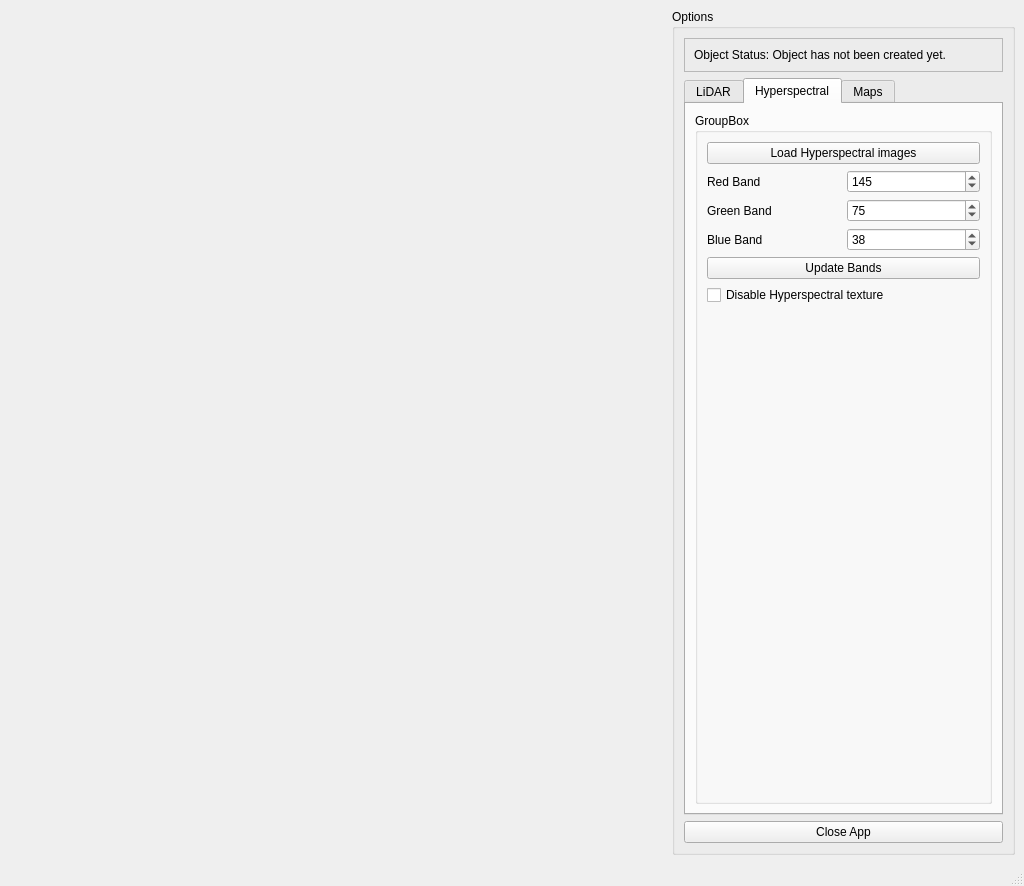
This is ui/MainWindow.ui in Art-n-MathS/DASOS as Qt 5 draws it before an edit. The edited form follows.
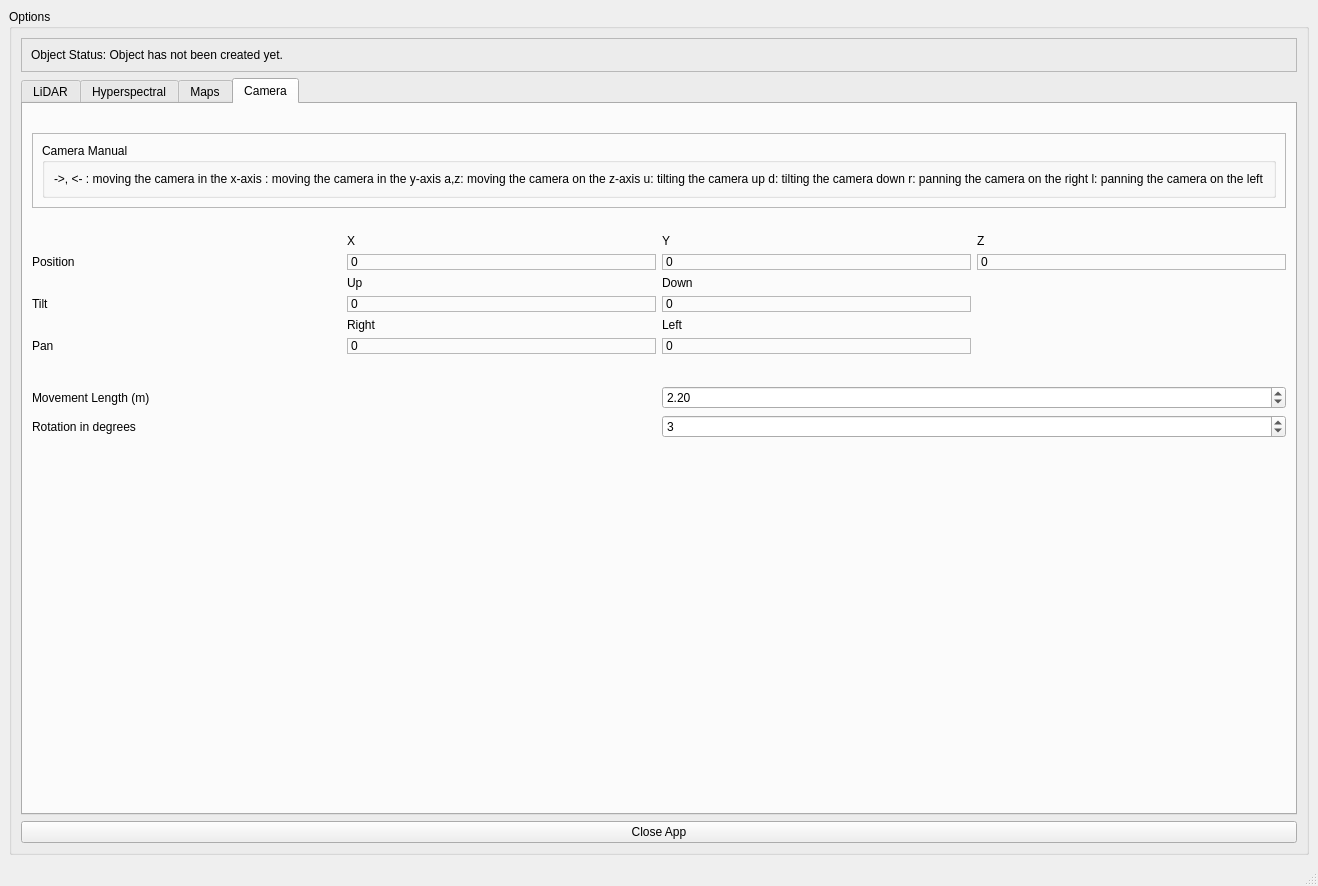
This is the edited form. The open tabs and pages were chosen to show the change.

What changed in the file:
```diff
--- a/ui/MainWindow.ui
+++ b/ui/MainWindow.ui
@@ -483,6 +483,280 @@
            </item>
           </layout>
          </widget>
+         <widget class="QWidget" name="tab_4">
+          <attribute name="title">
+           <string>Camera</string>
+          </attribute>
+          <layout class="QGridLayout" name="gridLayout_11">
+           <item row="5" column="2">
+            <widget class="QLabel" name="label_21">
+             <property name="text">
+              <string>Down</string>
+             </property>
+            </widget>
+           </item>
+           <item row="3" column="2">
+            <widget class="QLabel" name="label_16">
+             <property name="text">
+              <string>Y</string>
+             </property>
+            </widget>
+           </item>
+           <item row="9" column="1">
+            <widget class="QFrame" name="frame_7">
+             <property name="frameShape">
+              <enum>QFrame::StyledPanel</enum>
+             </property>
+             <property name="frameShadow">
+              <enum>QFrame::Raised</enum>
+             </property>
+            </widget>
+           </item>
+           <item row="4" column="1">
+            <widget class="QLabel" name="m_lbCamPositionX">
+             <property name="frameShape">
+              <enum>QFrame::StyledPanel</enum>
+             </property>
+             <property name="text">
+              <string>0</string>
+             </property>
+            </widget>
+           </item>
+           <item row="5" column="1">
+            <widget class="QLabel" name="label_19">
+             <property name="text">
+              <string>Up</string>
+             </property>
+            </widget>
+           </item>
+           <item row="3" column="3">
+            <widget class="QLabel" name="label_17">
+             <property name="text">
+              <string>Z</string>
+             </property>
+            </widget>
+           </item>
+           <item row="7" column="1">
+            <widget class="QLabel" name="label_23">
+             <property name="text">
+              <string>Right</string>
+             </property>
+            </widget>
+           </item>
+           <item row="7" column="2">
+            <widget class="QLabel" name="label_24">
+             <property name="text">
+              <string>Left</string>
+             </property>
+            </widget>
+           </item>
+           <item row="13" column="0" colspan="4">
+            <spacer name="verticalSpacer_4">
+             <property name="orientation">
+              <enum>Qt::Vertical</enum>
+             </property>
+             <property name="sizeHint" stdset="0">
+              <size>
+               <width>20</width>
+               <height>40</height>
+              </size>
+             </property>
+            </spacer>
+           </item>
+           <item row="6" column="0">
+            <widget class="QLabel" name="label_20">
+             <property name="text">
+              <string>Tilt</string>
+             </property>
+            </widget>
+           </item>
+           <item row="4" column="3">
+            <widget class="QLabel" name="m_lbCamPositionZ">
+             <property name="frameShape">
+              <enum>QFrame::StyledPanel</enum>
+             </property>
+             <property name="text">
+              <string>0</string>
+             </property>
+            </widget>
+           </item>
+           <item row="12" column="0" colspan="2">
+            <widget class="QLabel" name="label_26">
+             <property name="text">
+              <string>Rotation in degrees</string>
+             </property>
+            </widget>
+           </item>
+           <item row="11" column="0" colspan="2">
+            <widget class="QLabel" name="label_18">
+             <property name="text">
+              <string>Movement Length (m)</string>
+             </property>
+            </widget>
+           </item>
+           <item row="12" column="2" colspan="2">
+            <widget class="QSpinBox" name="spinBox">
+             <property name="minimum">
+              <number>1</number>
+             </property>
+             <property name="maximum">
+              <number>60</number>
+             </property>
+             <property name="singleStep">
+              <number>3</number>
+             </property>
+             <property name="value">
+              <number>3</number>
+             </property>
+            </widget>
+           </item>
+           <item row="2" column="0">
+            <widget class="QLabel" name="label_28">
+             <property name="text">
+              <string/>
+             </property>
+            </widget>
+           </item>
+           <item row="8" column="1">
+            <widget class="QLabel" name="m_lbCamPanRight">
+             <property name="frameShape">
+              <enum>QFrame::StyledPanel</enum>
+             </property>
+             <property name="text">
+              <string>0</string>
+             </property>
+            </widget>
+           </item>
+           <item row="4" column="2">
+            <widget class="QLabel" name="m_lbCamPositionY">
+             <property name="frameShape">
+              <enum>QFrame::StyledPanel</enum>
+             </property>
+             <property name="text">
+              <string>0</string>
+             </property>
+            </widget>
+           </item>
+           <item row="4" column="0">
+            <widget class="QLabel" name="label_14">
+             <property name="text">
+              <string>Position</string>
+             </property>
+            </widget>
+           </item>
+           <item row="3" column="1">
+            <widget class="QLabel" name="label_15">
+             <property name="text">
+              <string>X</string>
+             </property>
+            </widget>
+           </item>
+           <item row="8" column="0">
+            <widget class="QLabel" name="label_22">
+             <property name="text">
+              <string>Pan</string>
+             </property>
+            </widget>
+           </item>
+           <item row="10" column="0">
+            <widget class="QLabel" name="label_27">
+             <property name="text">
+              <string/>
+             </property>
+            </widget>
+           </item>
+           <item row="11" column="2" colspan="2">
+            <widget class="QDoubleSpinBox" name="doubleSpinBox">
+             <property name="minimum">
+              <double>0.200000000000000</double>
+             </property>
+             <property name="singleStep">
+              <double>0.500000000000000</double>
+             </property>
+             <property name="value">
+              <double>2.200000000000000</double>
+             </property>
+            </widget>
+           </item>
+           <item row="1" column="0" colspan="4">
+            <widget class="QFrame" name="frame_5">
+             <property name="frameShape">
+              <enum>QFrame::StyledPanel</enum>
+             </property>
+             <property name="frameShadow">
+              <enum>QFrame::Raised</enum>
+             </property>
+             <layout class="QGridLayout" name="gridLayout_13">
+              <item row="0" column="0">
+               <widget class="QGroupBox" name="groupBox_5">
+                <property name="title">
+                 <string>Camera Manual</string>
+                </property>
+                <layout class="QGridLayout" name="gridLayout_12">
+                 <item row="0" column="0">
+                  <widget class="QLabel" name="label_25">
+                   <property name="frameShape">
+                    <enum>QFrame::NoFrame</enum>
+                   </property>
+                   <property name="lineWidth">
+                    <number>1</number>
+                   </property>
+                   <property name="text">
+                    <string>-&gt;, &lt;- : moving the camera in the x-axis
+      : moving the camera in the y-axis
+a,z: moving the camera on the z-axis
+u: tilting the camera up
+d: tilting the camera down
+r: panning the camera on the right
+l: panning the camera on the left</string>
+                   </property>
+                  </widget>
+                 </item>
+                </layout>
+               </widget>
+              </item>
+             </layout>
+            </widget>
+           </item>
+           <item row="8" column="2">
+            <widget class="QLabel" name="m_lbCamPanLeft">
+             <property name="frameShape">
+              <enum>QFrame::StyledPanel</enum>
+             </property>
+             <property name="text">
+              <string>0</string>
+             </property>
+            </widget>
+           </item>
+           <item row="6" column="2">
+            <widget class="QLabel" name="m_lbCamTiltDown">
+             <property name="frameShape">
+              <enum>QFrame::StyledPanel</enum>
+             </property>
+             <property name="text">
+              <string>0</string>
+             </property>
+            </widget>
+           </item>
+           <item row="6" column="1">
+            <widget class="QLabel" name="m_lbCamTiltUp">
+             <property name="frameShape">
+              <enum>QFrame::StyledPanel</enum>
+             </property>
+             <property name="text">
+              <string>0</string>
+             </property>
+            </widget>
+           </item>
+           <item row="0" column="0">
+            <widget class="QLabel" name="label_29">
+             <property name="text">
+              <string/>
+             </property>
+            </widget>
+           </item>
+          </layout>
+         </widget>
         </widget>
        </item>
       </layout>
```
Left out of the diff: 4 changed lines with no effect on the pictures.
